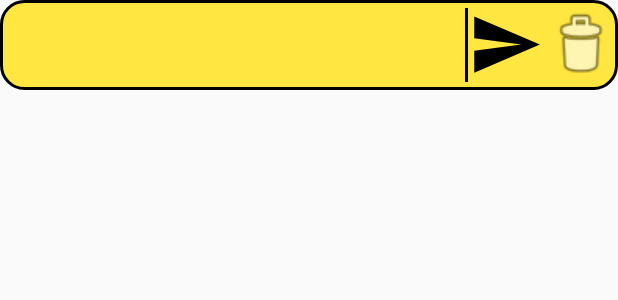
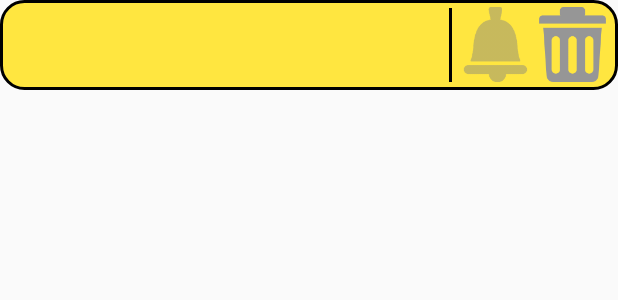
Before and after one commit to ArtyomLobanov/place-notifier, an Android app: the layout alarms_list_item.xml on its own in the app's theme, with its tools: preview values and no code run, on a phone screen of 412 x 824 dp. Shown: the top 300 px of the screen. Run offline under Robolectric (Android 15) with nearby library versions, the phone set to English and light mode, and no system bars.

Commit message:
icons was changed

```diff
--- a/app/src/main/res/drawable-hdpi/toggle_button.xml
+++ b/app/src/main/res/drawable-hdpi/toggle_button.xml
@@ -1,5 +1,5 @@
 <?xml version="1.0" encoding="utf-8"?>
 <selector xmlns:android="http://schemas.android.com/apk/res/android">
-    <item android:state_checked="false" android:drawable="@drawable/ic_menu_send" />
-    <item android:state_checked="true" android:drawable="@drawable/ic_menu_share" />
+    <item android:state_checked="false" android:drawable="@drawable/alarm_off" />
+    <item android:state_checked="true" android:drawable="@drawable/alarm_on" />
 </selector>
--- a/app/src/main/res/layout/alarms_list_item.xml
+++ b/app/src/main/res/layout/alarms_list_item.xml
@@ -54,7 +54,10 @@
         android:background="@drawable/toggle_button"
         android:checked="false"
         android:textOff=""
-        android:textOn="" />
+        android:textOn=""
+        android:layout_marginBottom="5dp"
+        android:layout_marginStart="5dp"
+        android:layout_marginTop="5dp" />
 
     <Button
         android:id="@+id/remove_button"
@@ -62,5 +65,6 @@
         android:layout_height="50dp"
         android:layout_gravity="center_vertical"
         android:layout_weight="0"
-        android:background="@android:drawable/ic_menu_delete" />
+        android:background="@drawable/can"
+        android:layout_marginEnd="5dp" />
 </LinearLayout>
--- a/app/src/main/res/menu/main.xml
+++ b/app/src/main/res/menu/main.xml
@@ -9,7 +9,7 @@
     <item
         android:id="@+id/action_create_alarm"
         app:showAsAction="always"
-        android:icon="@android:drawable/ic_menu_add"
+        android:icon="@drawable/add"
         android:visible="true"
         android:enabled="true"
         android:title="create_alarm" />
```
Also changed, not shown: app/src/main/res/drawable-hdpi/add.png (added), app/src/main/res/drawable-hdpi/alarm_off.png (added), app/src/main/res/drawable-hdpi/alarm_on.png (added), app/src/main/res/drawable-hdpi/can.png (added).
